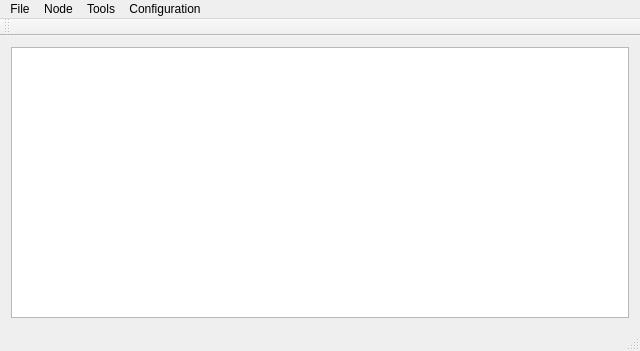
First picture: the form in src/PhyloGUI/forms/mainwindow.ui, repository nbombau/phyloloc, before the edit.
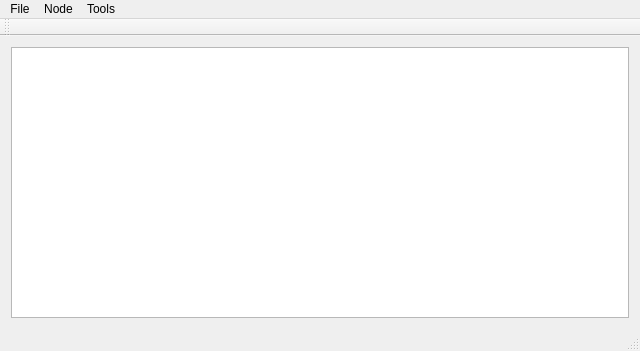
Second picture: the form after the edit.

What changed in the file:
```diff
--- a/src/PhyloGUI/forms/mainwindow.ui
+++ b/src/PhyloGUI/forms/mainwindow.ui
@@ -80,17 +80,9 @@
     <addaction name="actionProcess_tree"/>
     <addaction name="actionConcense_trees"/>
    </widget>
-   <widget class="QMenu" name="menuConfiguration">
-    <property name="title">
-     <string>Configuration</string>
-    </property>
-    <addaction name="actionParameters"/>
-    <addaction name="actionOptions"/>
-   </widget>
    <addaction name="menuFile"/>
    <addaction name="menuNode"/>
    <addaction name="menuTools"/>
-   <addaction name="menuConfiguration"/>
   </widget>
   <widget class="QToolBar" name="mainToolBar">
    <attribute name="toolBarArea">
```
Left out of the diff: 39 changed lines with no effect on the pictures.
